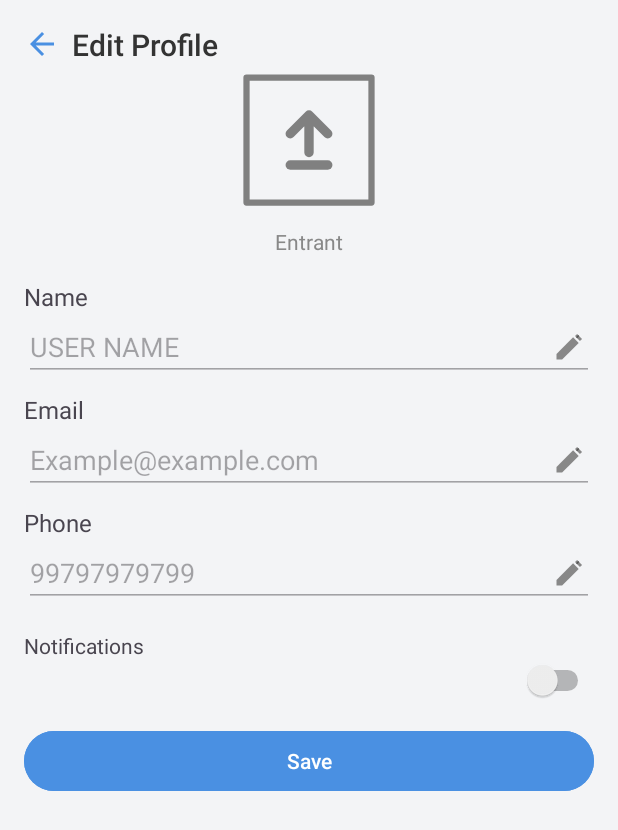
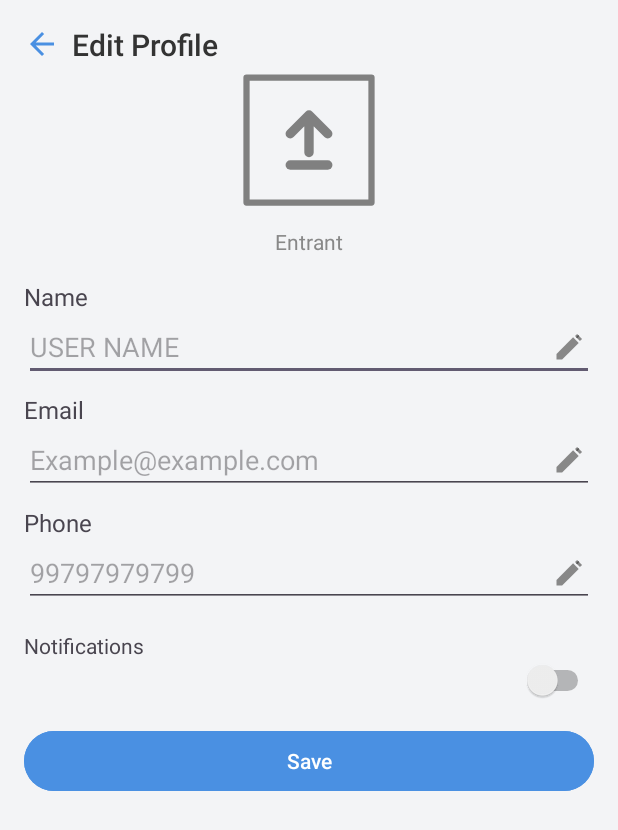
Before and after one commit to CMPUT301F24matata/matata-events, an Android app: the ProfileActivity screen opened directly, with no data from a screen before it, after a tap on "Save", on a phone screen of 412 x 824 dp. Shown: the top 830 px of the screen. Run offline under Robolectric (Android 15) with nearby library versions, the phone set to English and light mode, and no system bars; our stand-ins replace Firebase (no records; nobody signed in at launch, a user with empty details on screens opened directly).

Commit message:
database implemented to profile to save user profiles

```diff
--- a/Matata/app/build.gradle.kts
+++ b/Matata/app/build.gradle.kts
@@ -41,7 +41,6 @@ dependencies {
 
     implementation ("com.github.bumptech.glide:glide:4.12.0")
     annotationProcessor ("com.github.bumptech.glide:compiler:4.12.0")
-    implementation("com.android.volley:volley:1.2.1")
     implementation(platform("com.google.firebase:firebase-bom:32.7.1"))
     implementation("com.google.firebase:firebase-firestore")
     implementation(libs.appcompat)
--- a/Matata/app/src/main/java/com/example/matata/ProfileActivity.java
+++ b/Matata/app/src/main/java/com/example/matata/ProfileActivity.java
@@ -3,7 +3,6 @@ package com.example.matata;
 import android.content.Intent;
 import android.net.Uri;
 import android.os.Bundle;
-import android.view.View;
 import android.widget.Button;
 import android.widget.EditText;
 import android.widget.ImageView;
@@ -16,10 +15,19 @@ import androidx.annotation.Nullable;
 import androidx.appcompat.app.AppCompatActivity;
 
 import com.bumptech.glide.Glide;
+import com.google.firebase.firestore.DocumentReference;
+import com.google.firebase.firestore.FirebaseFirestore;
+
+import java.util.HashMap;
+import java.util.Map;
 
 public class ProfileActivity extends AppCompatActivity {
     private EditText nameEditText, phoneEditText, emailEditText;
     private ImageView profileIcon;
+    private FirebaseFirestore db;
+
+    // Replace with the unique user ID (e.g., FirebaseAuth UID) to identify each user
+    private static final String USER_ID = "unique_user_id";
 
     private final ActivityResultLauncher<Intent> profilePicLauncher = registerForActivityResult(
             new ActivityResultContracts.StartActivityForResult(),
@@ -34,28 +42,74 @@ public class ProfileActivity extends AppCompatActivity {
         super.onCreate(savedInstanceState);
         setContentView(R.layout.edit_profile);
 
+        // Initialize Firestore
+        db = FirebaseFirestore.getInstance();
+
+        // Initialize UI elements
         profileIcon = findViewById(R.id.profileIcon);
         nameEditText = findViewById(R.id.nameEditText);
         phoneEditText = findViewById(R.id.phoneEditText);
         emailEditText = findViewById(R.id.emailEditText);
         Button saveButton = findViewById(R.id.saveButton);
-        TextView initials = findViewById(R.id.initials);
+        ImageView back = findViewById(R.id.btnBackProfile);
 
+        back.setOnClickListener(v -> finish());
+
+        // Load profile data from Firestore
+        loadProfileData();
+
+        // Set up profile picture click listener
         profileIcon.setOnClickListener(v -> {
             Intent intent = new Intent(ProfileActivity.this, ProfilePicActivity.class);
             profilePicLauncher.launch(intent);
         });
 
-        // Save button click listener
+        // Save button click listener to save profile data to Firestore
         saveButton.setOnClickListener(v -> {
-            String name = nameEditText.getText().toString();
-            String phoneNumber = phoneEditText.getText().toString();
-            String email = emailEditText.getText().toString();
+            String name = nameEditText.getText().toString().trim();
+            String phoneNumber = phoneEditText.getText().toString().trim();
+            String email = emailEditText.getText().toString().trim();
 
-            Toast.makeText(ProfileActivity.this, "Profile saved", Toast.LENGTH_SHORT).show();
+            saveProfileData(name, phoneNumber, email);
         });
 
         loadProfilePicture();
+    }
+
+    // Method to save profile data to Firestore
+    private void saveProfileData(String name, String phone, String email) {
+        // Create a map to hold the user data
+        Map<String, Object> userProfile = new HashMap<>();
+        userProfile.put("username", name);
+        userProfile.put("phone", phone);
+        userProfile.put("email", email);
+
+        // Save the data in the "USER_PROFILES" collection under a document with the user's unique ID
+        db.collection("USER_PROFILES").document(USER_ID)
+                .set(userProfile)
+                .addOnSuccessListener(aVoid -> Toast.makeText(ProfileActivity.this, "Profile saved successfully", Toast.LENGTH_SHORT).show())
+                .addOnFailureListener(e -> Toast.makeText(ProfileActivity.this, "Failed to save profile", Toast.LENGTH_SHORT).show());
+    }
+
+    // Method to load profile data from Firestore
+    private void loadProfileData() {
+        DocumentReference docRef = db.collection("USER_PROFILES").document(USER_ID);
+        docRef.get()
+                .addOnSuccessListener(documentSnapshot -> {
+                    if (documentSnapshot.exists()) {
+                        String name = documentSnapshot.getString("username");
+                        String phone = documentSnapshot.getString("phone");
+                        String email = documentSnapshot.getString("email");
+
+                        // Set the values in the EditTexts
+                        nameEditText.setText(name != null ? name : "");
+                        phoneEditText.setText(phone != null ? phone : "");
+                        emailEditText.setText(email != null ? email : "");
+                    } else {
+                        Toast.makeText(ProfileActivity.this, "No profile found", Toast.LENGTH_SHORT).show();
+                    }
+                })
+                .addOnFailureListener(e -> Toast.makeText(ProfileActivity.this, "Failed to load profile", Toast.LENGTH_SHORT).show());
     }
 
     // Load profile picture from SharedPreferences or show initials as a fallback
--- a/Matata/app/src/main/res/layout/edit_profile.xml
+++ b/Matata/app/src/main/res/layout/edit_profile.xml
@@ -16,6 +16,7 @@
         android:gravity="center_vertical">
 
         <ImageView
+            android:id="@+id/btnBackProfile"
             android:layout_width="24dp"
             android:layout_height="24dp"
             android:src="@drawable/ic_back_arrow"
@@ -60,9 +61,9 @@
         android:id="@+id/nameEditText"
         android:layout_width="match_parent"
         android:layout_height="wrap_content"
-        android:text="@string/user_name"
-        android:enabled="false"
-        android:drawableEnd="@drawable/ic_edit" />
+        android:drawableEnd="@drawable/ic_edit"
+        android:enabled="true"
+        android:hint="@string/user_name" />
 
     <TextView
         android:layout_width="wrap_content"
@@ -75,9 +76,9 @@
         android:id="@+id/emailEditText"
         android:layout_width="match_parent"
         android:layout_height="wrap_content"
-        android:text="@string/example_example_com"
-        android:enabled="false"
-        android:drawableEnd="@drawable/ic_edit" />
+        android:drawableEnd="@drawable/ic_edit"
+        android:enabled="true"
+        android:hint="@string/example_example_com" />
 
     <TextView
         android:layout_width="wrap_content"
@@ -90,9 +91,10 @@
         android:id="@+id/phoneEditText"
         android:layout_width="match_parent"
         android:layout_height="wrap_content"
-        android:text="@string/_99797979799"
-        android:enabled="false"
-        android:drawableEnd="@drawable/ic_edit" />
+        android:drawableEnd="@drawable/ic_edit"
+        android:enabled="true"
+        android:fadeScrollbars="false"
+        android:hint="@string/_99797979799" />
 
     <TextView
         android:layout_width="wrap_content"
```
